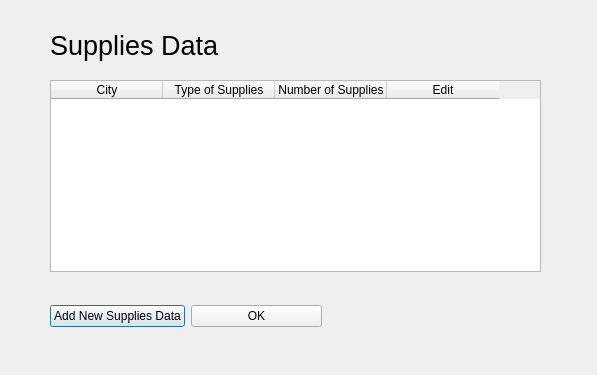
paulina7m/COMP3004OmegaSquad, file OmegaSquaddApplication/viewthesupplieswindow.ui: the form before one commit.
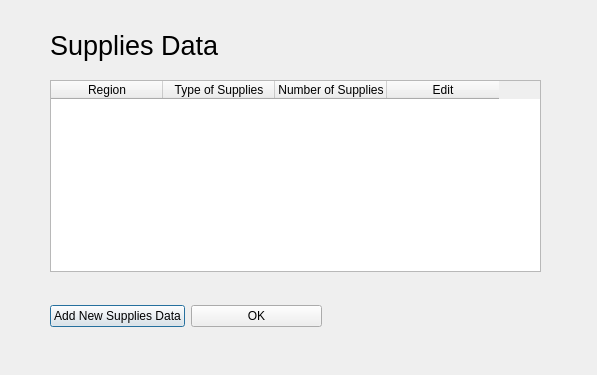
The form after the commit.

The edit to the form file:
```diff
--- a/OmegaSquaddApplication/viewthesupplieswindow.ui
+++ b/OmegaSquaddApplication/viewthesupplieswindow.ui
@@ -48,7 +48,7 @@
    </attribute>
    <column>
     <property name="text">
-     <string>City</string>
+     <string>Region</string>
     </property>
    </column>
    <column>
```
